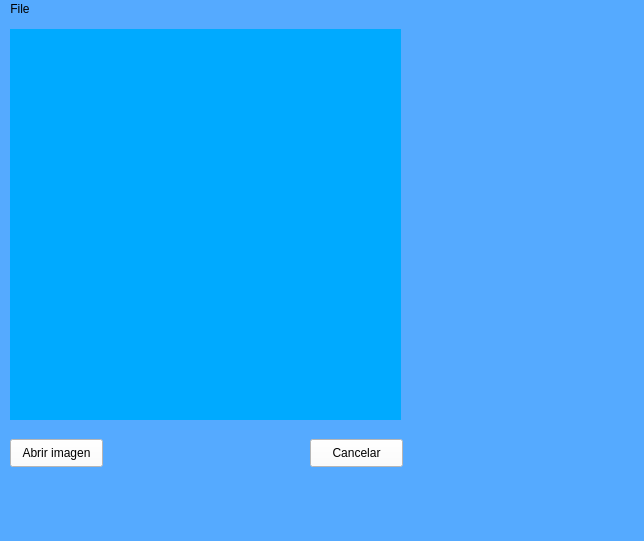
Old version of the form proyecto_1/src/gui.ui in the repository astuaTEC/sastua_computer_architecture_1_2022.
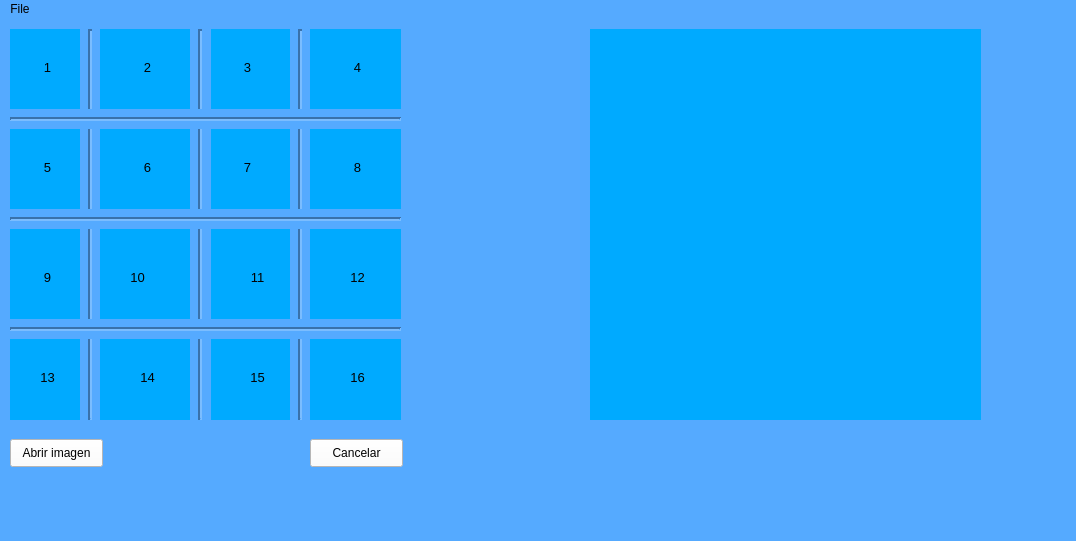
New version of the form.

Diff of the .ui file:
```diff
--- a/proyecto_1/src/gui.ui
+++ b/proyecto_1/src/gui.ui
@@ -6,7 +6,7 @@
    <rect>
     <x>0</x>
     <y>0</y>
-    <width>644</width>
+    <width>1076</width>
     <height>541</height>
    </rect>
   </property>
@@ -49,23 +49,598 @@
      <string>Cancelar</string>
     </property>
    </widget>
+   <widget class="QLabel" name="labelImgOrigin">
+    <property name="geometry">
+     <rect>
+      <x>10</x>
+      <y>10</y>
+      <width>391</width>
+      <height>391</height>
+     </rect>
+    </property>
+    <property name="styleSheet">
+     <string notr="true">background-color: rgb(0, 170, 255);</string>
+    </property>
+    <property name="text">
+     <string/>
+    </property>
+    <property name="scaledContents">
+     <bool>true</bool>
+    </property>
+   </widget>
+   <widget class="QLabel" name="labelImgDest">
+    <property name="geometry">
+     <rect>
+      <x>590</x>
+      <y>10</y>
+      <width>391</width>
+      <height>391</height>
+     </rect>
+    </property>
+    <property name="styleSheet">
+     <string notr="true">background-color: rgb(0, 170, 255);</string>
+    </property>
+    <property name="text">
+     <string/>
+    </property>
+    <property name="scaledContents">
+     <bool>true</bool>
+    </property>
+   </widget>
+   <widget class="Line" name="line">
+    <property name="geometry">
+     <rect>
+      <x>80</x>
+      <y>10</y>
+      <width>20</width>
+      <height>391</height>
+     </rect>
+    </property>
+    <property name="maximumSize">
+     <size>
+      <width>20</width>
+      <height>16777215</height>
+     </size>
+    </property>
+    <property name="layoutDirection">
+     <enum>Qt::LeftToRight</enum>
+    </property>
+    <property name="styleSheet">
+     <string notr="true"/>
+    </property>
+    <property name="lineWidth">
+     <number>2</number>
+    </property>
+    <property name="orientation">
+     <enum>Qt::Vertical</enum>
+    </property>
+   </widget>
+   <widget class="Line" name="line_2">
+    <property name="geometry">
+     <rect>
+      <x>190</x>
+      <y>10</y>
+      <width>21</width>
+      <height>391</height>
+     </rect>
+    </property>
+    <property name="lineWidth">
+     <number>2</number>
+    </property>
+    <property name="orientation">
+     <enum>Qt::Vertical</enum>
+    </property>
+   </widget>
+   <widget class="Line" name="line_3">
+    <property name="geometry">
+     <rect>
+      <x>290</x>
+      <y>10</y>
+      <width>20</width>
+      <height>391</height>
+     </rect>
+    </property>
+    <property name="lineWidth">
+     <number>2</number>
+    </property>
+    <property name="orientation">
+     <enum>Qt::Vertical</enum>
+    </property>
+   </widget>
+   <widget class="Line" name="line_4">
+    <property name="geometry">
+     <rect>
+      <x>10</x>
+      <y>90</y>
+      <width>391</width>
+      <height>20</height>
+     </rect>
+    </property>
+    <property name="lineWidth">
+     <number>2</number>
+    </property>
+    <property name="orientation">
+     <enum>Qt::Horizontal</enum>
+    </property>
+   </widget>
+   <widget class="Line" name="line_5">
+    <property name="geometry">
+     <rect>
+      <x>10</x>
+      <y>190</y>
+      <width>391</width>
+      <height>20</height>
+     </rect>
+    </property>
+    <property name="lineWidth">
+     <number>2</number>
+    </property>
+    <property name="orientation">
+     <enum>Qt::Horizontal</enum>
+    </property>
+   </widget>
+   <widget class="Line" name="line_6">
+    <property name="geometry">
+     <rect>
+      <x>10</x>
+      <y>300</y>
+      <width>391</width>
+      <height>20</height>
+     </rect>
+    </property>
+    <property name="lineWidth">
+     <number>2</number>
+    </property>
+    <property name="orientation">
+     <enum>Qt::Horizontal</enum>
+    </property>
+   </widget>
    <widget class="QLabel" name="label">
     <property name="geometry">
      <rect>
-      <x>10</x>
-      <y>10</y>
-      <width>391</width>
-      <height>391</height>
+      <x>20</x>
+      <y>40</y>
+      <width>55</width>
+      <height>16</height>
      </rect>
     </property>
+    <property name="font">
+     <font>
+      <family>Arial</family>
+      <pointsize>10</pointsize>
+     </font>
+    </property>
     <property name="styleSheet">
-     <string notr="true">background-color: rgb(0, 170, 255);</string>
+     <string notr="true">background-color: transparent;</string>
     </property>
+    <property name="lineWidth">
+     <number>1</number>
+    </property>
     <property name="text">
-     <string/>
+     <string>1</string>
     </property>
-    <property name="scaledContents">
-     <bool>true</bool>
+    <property name="alignment">
+     <set>Qt::AlignCenter</set>
+    </property>
+   </widget>
+   <widget class="QLabel" name="label_2">
+    <property name="geometry">
+     <rect>
+      <x>120</x>
+      <y>40</y>
+      <width>55</width>
+      <height>16</height>
+     </rect>
+    </property>
+    <property name="font">
+     <font>
+      <family>Arial</family>
+      <pointsize>10</pointsize>
+     </font>
+    </property>
+    <property name="styleSheet">
+     <string notr="true">background-color: transparent;</string>
+    </property>
+    <property name="lineWidth">
+     <number>1</number>
+    </property>
+    <property name="text">
+     <string>2</string>
+    </property>
+    <property name="alignment">
+     <set>Qt::AlignCenter</set>
+    </property>
+   </widget>
+   <widget class="QLabel" name="label_3">
+    <property name="geometry">
+     <rect>
+      <x>220</x>
+      <y>40</y>
+      <width>55</width>
+      <height>16</height>
+     </rect>
+    </property>
+    <property name="font">
+     <font>
+      <family>Arial</family>
+      <pointsize>10</pointsize>
+     </font>
+    </property>
+    <property name="styleSheet">
+     <string notr="true">background-color: transparent;</string>
+    </property>
+    <property name="lineWidth">
+     <number>1</number>
+    </property>
+    <property name="text">
+     <string>3</string>
+    </property>
+    <property name="alignment">
+     <set>Qt::AlignCenter</set>
+    </property>
+   </widget>
+   <widget class="QLabel" name="label_4">
+    <property name="geometry">
+     <rect>
+      <x>330</x>
+      <y>40</y>
+      <width>55</width>
+      <height>16</height>
+     </rect>
+    </property>
+    <property name="font">
+     <font>
+      <family>Arial</family>
+      <pointsize>10</pointsize>
+     </font>
+    </property>
+    <property name="styleSheet">
+     <string notr="true">background-color: transparent;</string>
+    </property>
+    <property name="lineWidth">
+     <number>1</number>
+    </property>
+    <property name="text">
+     <string>4</string>
+    </property>
+    <property name="alignment">
+     <set>Qt::AlignCenter</set>
+    </property>
+   </widget>
+   <widget class="QLabel" name="label_5">
+    <property name="geometry">
+     <rect>
+      <x>20</x>
+      <y>140</y>
+      <width>55</width>
+      <height>16</height>
+     </rect>
+    </property>
+    <property name="font">
+     <font>
+      <family>Arial</family>
+      <pointsize>10</pointsize>
+     </font>
+    </property>
+    <property name="styleSheet">
+     <string notr="true">background-color: transparent;</string>
+    </property>
+    <property name="lineWidth">
+     <number>1</number>
+    </property>
+    <property name="text">
+     <string>5</string>
+    </property>
+    <property name="alignment">
+     <set>Qt::AlignCenter</set>
+    </property>
+   </widget>
+   <widget class="QLabel" name="label_6">
+    <property name="geometry">
+     <rect>
+      <x>120</x>
+      <y>140</y>
+      <width>55</width>
+      <height>16</height>
+     </rect>
+    </property>
+    <property name="font">
+     <font>
+      <family>Arial</family>
+      <pointsize>10</pointsize>
+     </font>
+    </property>
+    <property name="styleSheet">
+     <string notr="true">background-color: transparent;</string>
+    </property>
+    <property name="lineWidth">
+     <number>1</number>
+    </property>
+    <property name="text">
+     <string>6</string>
+    </property>
+    <property name="alignment">
+     <set>Qt::AlignCenter</set>
+    </property>
+   </widget>
+   <widget class="QLabel" name="label_7">
+    <property name="geometry">
+     <rect>
+      <x>220</x>
+      <y>140</y>
+      <width>55</width>
+      <height>16</height>
+     </rect>
+    </property>
+    <property name="font">
+     <font>
+      <family>Arial</family>
+      <pointsize>10</pointsize>
+     </font>
+    </property>
+    <property name="styleSheet">
+     <string notr="true">background-color: transparent;</string>
+    </property>
+    <property name="lineWidth">
+     <number>1</number>
+    </property>
+    <property name="text">
+     <string>7</string>
+    </property>
+    <property name="alignment">
+     <set>Qt::AlignCenter</set>
+    </property>
+   </widget>
+   <widget class="QLabel" name="label_8">
+    <property name="geometry">
+     <rect>
+      <x>330</x>
+      <y>140</y>
+      <width>55</width>
+      <height>16</height>
+     </rect>
+    </property>
+    <property name="font">
+     <font>
+      <family>Arial</family>
+      <pointsize>10</pointsize>
+     </font>
+    </property>
+    <property name="styleSheet">
+     <string notr="true">background-color: transparent;</string>
+    </property>
+    <property name="lineWidth">
+     <number>1</number>
+    </property>
+    <property name="text">
+     <string>8</string>
+    </property>
+    <property name="alignment">
+     <set>Qt::AlignCenter</set>
+    </property>
+   </widget>
+   <widget class="QLabel" name="label_9">
+    <property name="geometry">
+     <rect>
+      <x>20</x>
+      <y>250</y>
+      <width>55</width>
+      <height>16</height>
+     </rect>
+    </property>
+    <property name="font">
+     <font>
+      <family>Arial</family>
+      <pointsize>10</pointsize>
+     </font>
+    </property>
+    <property name="styleSheet">
+     <string notr="true">background-color: transparent;</string>
+    </property>
+    <property name="lineWidth">
+     <number>1</number>
+    </property>
+    <property name="text">
+     <string>9</string>
+    </property>
+    <property name="alignment">
+     <set>Qt::AlignCenter</set>
+    </property>
+   </widget>
+   <widget class="QLabel" name="label_10">
+    <property name="geometry">
+     <rect>
+      <x>110</x>
+      <y>250</y>
+      <width>55</width>
+      <height>16</height>
+     </rect>
+    </property>
+    <property name="font">
+     <font>
+      <family>Arial</family>
+      <pointsize>10</pointsize>
+     </font>
+    </property>
+    <property name="styleSheet">
+     <string notr="true">background-color: transparent;</string>
+    </property>
+    <property name="lineWidth">
+     <number>1</number>
+    </property>
+    <property name="text">
+     <string>10</string>
+    </property>
+    <property name="alignment">
+     <set>Qt::AlignCenter</set>
+    </property>
+   </widget>
+   <widget class="QLabel" name="label_11">
+    <property name="geometry">
+     <rect>
+      <x>230</x>
+      <y>250</y>
+      <width>55</width>
+      <height>16</height>
+     </rect>
+    </property>
+    <property name="font">
+     <font>
+      <family>Arial</family>
+      <pointsize>10</pointsize>
+     </font>
+    </property>
+    <property name="styleSheet">
+     <string notr="true">background-color: transparent;</string>
+    </property>
+    <property name="lineWidth">
+     <number>1</number>
+    </property>
+    <property name="text">
+     <string>11</string>
+    </property>
+    <property name="alignment">
+     <set>Qt::AlignCenter</set>
+    </property>
+   </widget>
+   <widget class="QLabel" name="label_12">
+    <property name="geometry">
+     <rect>
+      <x>330</x>
+      <y>250</y>
+      <width>55</width>
+      <height>16</height>
+     </rect>
+    </property>
+    <property name="font">
+     <font>
+      <family>Arial</family>
+      <pointsize>10</pointsize>
+     </font>
+    </property>
+    <property name="styleSheet">
+     <string notr="true">background-color: transparent;</string>
+    </property>
+    <property name="lineWidth">
+     <number>1</number>
+    </property>
+    <property name="text">
+     <string>12</string>
+    </property>
+    <property name="alignment">
+     <set>Qt::AlignCenter</set>
+    </property>
+   </widget>
+   <widget class="QLabel" name="label_13">
+    <property name="geometry">
+     <rect>
+      <x>20</x>
+      <y>350</y>
+      <width>55</width>
+      <height>16</height>
+     </rect>
+    </property>
+    <property name="font">
+     <font>
+      <family>Arial</family>
+      <pointsize>10</pointsize>
+     </font>
+    </property>
+    <property name="styleSheet">
+     <string notr="true">background-color: transparent;</string>
+    </property>
+    <property name="lineWidth">
+     <number>1</number>
+    </property>
+    <property name="text">
+     <string>13</string>
+    </property>
+    <property name="alignment">
+     <set>Qt::AlignCenter</set>
+    </property>
+   </widget>
+   <widget class="QLabel" name="label_14">
+    <property name="geometry">
+     <rect>
+      <x>120</x>
+      <y>350</y>
+      <width>55</width>
+      <height>16</height>
+     </rect>
+    </property>
+    <property name="font">
+     <font>
+      <family>Arial</family>
+      <pointsize>10</pointsize>
+     </font>
+    </property>
+    <property name="styleSheet">
+     <string notr="true">background-color: transparent;</string>
+    </property>
+    <property name="lineWidth">
+     <number>1</number>
+    </property>
+    <property name="text">
+     <string>14</string>
+    </property>
+    <property name="alignment">
+     <set>Qt::AlignCenter</set>
+    </property>
+   </widget>
+   <widget class="QLabel" name="label_15">
+    <property name="geometry">
+     <rect>
+      <x>230</x>
+      <y>350</y>
+      <width>55</width>
+      <height>16</height>
+     </rect>
+    </property>
+    <property name="font">
+     <font>
+      <family>Arial</family>
+      <pointsize>10</pointsize>
+     </font>
+    </property>
+    <property name="styleSheet">
+     <string notr="true">background-color: transparent;</string>
+    </property>
+    <property name="lineWidth">
+     <number>1</number>
+    </property>
+    <property name="text">
+     <string>15</string>
+    </property>
+    <property name="alignment">
+     <set>Qt::AlignCenter</set>
+    </property>
+   </widget>
+   <widget class="QLabel" name="label_16">
+    <property name="geometry">
+     <rect>
+      <x>330</x>
+      <y>350</y>
+      <width>55</width>
+      <height>16</height>
+     </rect>
+    </property>
+    <property name="font">
+     <font>
+      <family>Arial</family>
+      <pointsize>10</pointsize>
+     </font>
+    </property>
+    <property name="styleSheet">
+     <string notr="true">background-color: transparent;</string>
+    </property>
+    <property name="lineWidth">
+     <number>1</number>
+    </property>
+    <property name="text">
+     <string>16</string>
+    </property>
+    <property name="alignment">
+     <set>Qt::AlignCenter</set>
     </property>
    </widget>
   </widget>
@@ -74,7 +649,7 @@
     <rect>
      <x>0</x>
      <y>0</y>
-     <width>644</width>
+     <width>1076</width>
      <height>26</height>
     </rect>
    </property>
```
Left out of the diff: 4 changed lines with no effect on the pictures.
